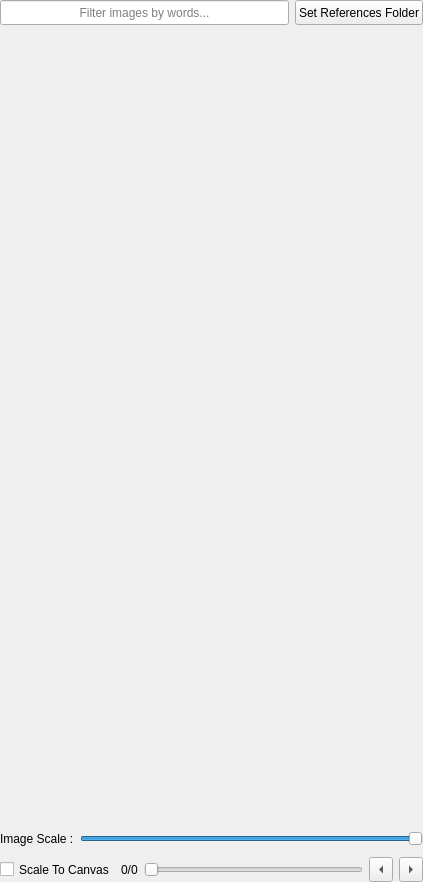
This is tilebooru/tilebooru_docker.ui in webbster64/Krita-Tilebooru-Parallax-mapping-Plugin as Qt 5 draws it before an edit. The edited form follows.
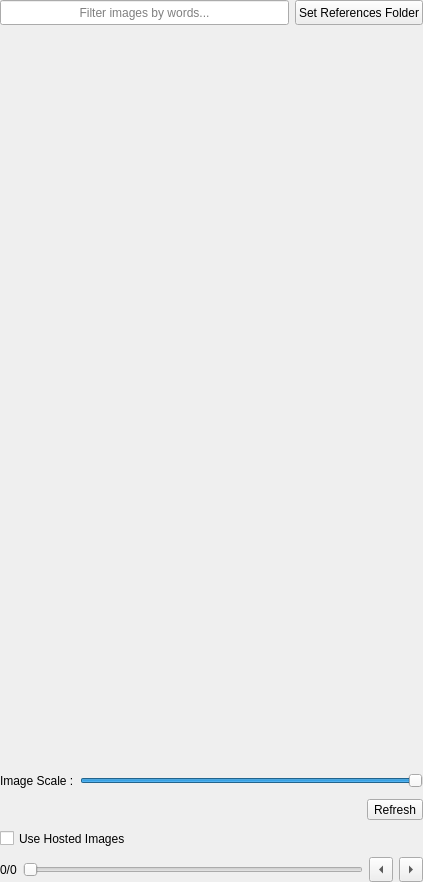
This is the edited form.

```diff
--- a/tilebooru/tilebooru_docker.ui
+++ b/tilebooru/tilebooru_docker.ui
@@ -359,10 +359,15 @@
         </item>
        </layout>
       </item>
+        <item alignment="Qt::AlignRight">
+         <widget class="QToolButton" name="refresh">
+          <property name="text">
+           <string>Refresh</string>
+          </property>
+         </widget>
+        </item>
       <item>
-       <layout class="QHBoxLayout" name="paginationAndFitLayout">
-        <item>
-         <widget class="QCheckBox" name="fitCanvasCheckBox">
+            <widget class="QCheckBox" name="useHostedImagesCheckBox">
           <property name="sizePolicy">
            <sizepolicy hsizetype="Minimum" vsizetype="Fixed">
             <horstretch>0</horstretch>
@@ -381,14 +386,13 @@
             <height>25</height>
            </size>
           </property>
-          <property name="layoutDirection">
-           <enum>Qt::LeftToRight</enum>
-          </property>
           <property name="text">
-           <string>Scale To Canvas</string>
+                    <string>Use Hosted Images</string>
           </property>
          </widget>
         </item>
+      <item>
+       <layout class="QHBoxLayout" name="paginationAndFitLayout">
         <item>
          <widget class="QLabel" name="paginationLabel">
           <property name="sizePolicy">
```
Lines whose indentation alone changed are shown as unchanged.
